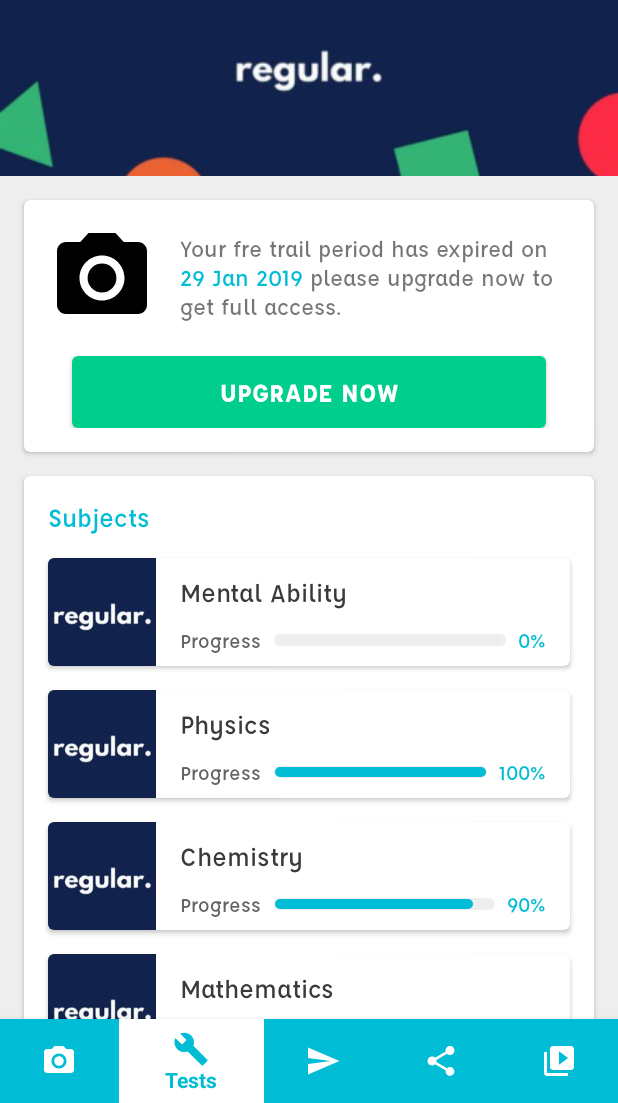
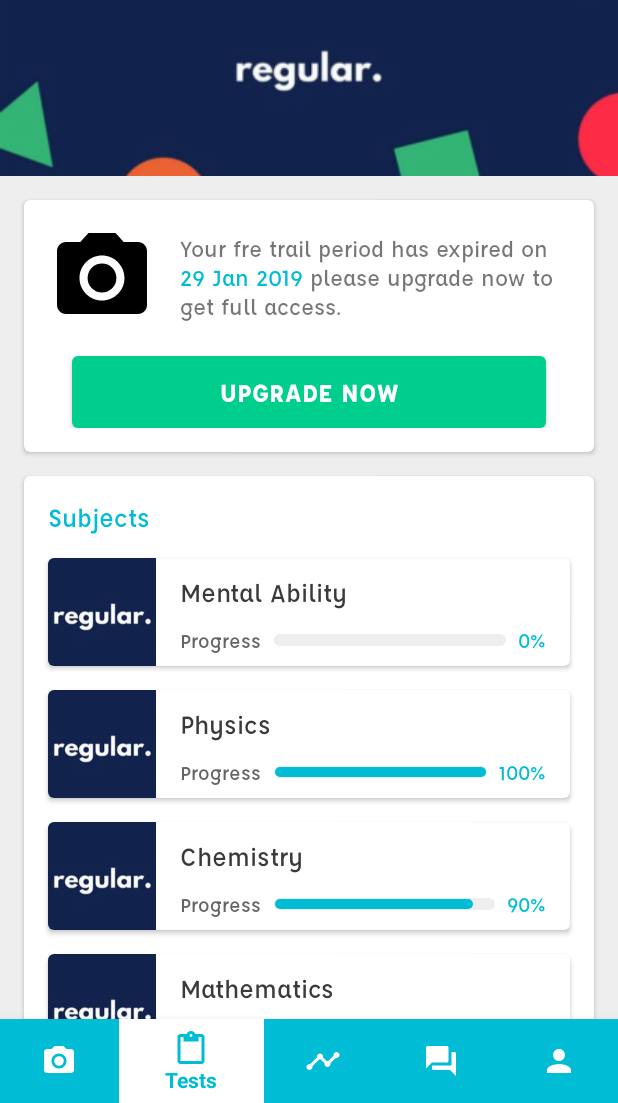
Before and after one commit to inaseem/Unmatched, an Android app: the screen it shows after launch (MainActivity), item 2 of the bottom bar chosen, on a phone screen of 412 x 824 dp, the part 133-1236 px from its top. Run offline under Robolectric (Android 15) with nearby library versions, the phone set to English and light mode, and no system bars.

Commit message:
Icons Changed

```diff
--- /dev/null
+++ b/app/src/main/res/drawable/ic_content_paste_black_24dp.xml
@@ -0,0 +1,9 @@
+<vector xmlns:android="http://schemas.android.com/apk/res/android"
+        android:width="24dp"
+        android:height="24dp"
+        android:viewportWidth="24.0"
+        android:viewportHeight="24.0">
+    <path
+        android:fillColor="#FF000000"
+        android:pathData="M19,2h-4.18C14.4,0.84 13.3,0 12,0c-1.3,0 -2.4,0.84 -2.82,2L5,2c-1.1,0 -2,0.9 -2,2v16c0,1.1 0.9,2 2,2h14c1.1,0 2,-0.9 2,-2L21,4c0,-1.1 -0.9,-2 -2,-2zM12,2c0.55,0 1,0.45 1,1s-0.45,1 -1,1 -1,-0.45 -1,-1 0.45,-1 1,-1zM19,20L5,20L5,4h2v3h10L17,4h2v16z"/>
+</vector>
--- /dev/null
+++ b/app/src/main/res/drawable/ic_forum_black_24dp.xml
@@ -0,0 +1,9 @@
+<vector xmlns:android="http://schemas.android.com/apk/res/android"
+        android:width="24dp"
+        android:height="24dp"
+        android:viewportWidth="24.0"
+        android:viewportHeight="24.0">
+    <path
+        android:fillColor="#FF000000"
+        android:pathData="M21,6h-2v9L6,15v2c0,0.55 0.45,1 1,1h11l4,4L22,7c0,-0.55 -0.45,-1 -1,-1zM17,12L17,3c0,-0.55 -0.45,-1 -1,-1L3,2c-0.55,0 -1,0.45 -1,1v14l4,-4h10c0.55,0 1,-0.45 1,-1z"/>
+</vector>
--- /dev/null
+++ b/app/src/main/res/drawable/ic_person_black_24dp.xml
@@ -0,0 +1,9 @@
+<vector xmlns:android="http://schemas.android.com/apk/res/android"
+        android:width="24dp"
+        android:height="24dp"
+        android:viewportWidth="24.0"
+        android:viewportHeight="24.0">
+    <path
+        android:fillColor="#FF000000"
+        android:pathData="M12,12c2.21,0 4,-1.79 4,-4s-1.79,-4 -4,-4 -4,1.79 -4,4 1.79,4 4,4zM12,14c-2.67,0 -8,1.34 -8,4v2h16v-2c0,-2.66 -5.33,-4 -8,-4z"/>
+</vector>
--- /dev/null
+++ b/app/src/main/res/drawable/ic_timeline_black_24dp.xml
@@ -0,0 +1,9 @@
+<vector xmlns:android="http://schemas.android.com/apk/res/android"
+        android:width="24dp"
+        android:height="24dp"
+        android:viewportWidth="24.0"
+        android:viewportHeight="24.0">
+    <path
+        android:fillColor="#FF000000"
+        android:pathData="M23,8c0,1.1 -0.9,2 -2,2 -0.18,0 -0.35,-0.02 -0.51,-0.07l-3.56,3.55c0.05,0.16 0.07,0.34 0.07,0.52 0,1.1 -0.9,2 -2,2s-2,-0.9 -2,-2c0,-0.18 0.02,-0.36 0.07,-0.52l-2.55,-2.55c-0.16,0.05 -0.34,0.07 -0.52,0.07s-0.36,-0.02 -0.52,-0.07l-4.55,4.56c0.05,0.16 0.07,0.33 0.07,0.51 0,1.1 -0.9,2 -2,2s-2,-0.9 -2,-2 0.9,-2 2,-2c0.18,0 0.35,0.02 0.51,0.07l4.56,-4.55C8.02,9.36 8,9.18 8,9c0,-1.1 0.9,-2 2,-2s2,0.9 2,2c0,0.18 -0.02,0.36 -0.07,0.52l2.55,2.55c0.16,-0.05 0.34,-0.07 0.52,-0.07s0.36,0.02 0.52,0.07l3.55,-3.56C19.02,8.35 19,8.18 19,8c0,-1.1 0.9,-2 2,-2s2,0.9 2,2z"/>
+</vector>
--- a/app/src/main/res/menu/bottom_navigation.xml
+++ b/app/src/main/res/menu/bottom_navigation.xml
@@ -1,20 +1,24 @@
 <?xml version="1.0" encoding="utf-8"?>
-<menu xmlns:android="http://schemas.android.com/apk/res/android"
-    xmlns:app="http://schemas.android.com/apk/res-auto">
-    <item android:id="@+id/item_home"
-        android:title="Home"
-        android:icon="@drawable/ic_menu_camera"/>
-    <item android:id="@+id/item_tests"
-        android:title="Tests"
-        android:icon="@drawable/ic_menu_manage"/>
-    <item android:id="@+id/item_analysis"
-        android:title="Analysis"
-        android:icon="@drawable/ic_menu_send"/>
-    <item android:id="@+id/item_doubts"
-        android:title="Doubts"
-        android:icon="@drawable/ic_menu_share"/>
-    <item android:id="@+id/item_profiel"
-        android:title="Profile"
-        android:icon="@drawable/ic_menu_slideshow"/>
+<menu xmlns:android="http://schemas.android.com/apk/res/android">
+    <item
+        android:id="@+id/item_home"
+        android:icon="@drawable/ic_menu_camera"
+        android:title="Home" />
+    <item
+        android:id="@+id/item_tests"
+        android:icon="@drawable/ic_content_paste_black_24dp"
+        android:title="Tests" />
+    <item
+        android:id="@+id/item_analysis"
+        android:icon="@drawable/ic_timeline_black_24dp"
+        android:title="Analysis" />
+    <item
+        android:id="@+id/item_doubts"
+        android:icon="@drawable/ic_forum_black_24dp"
+        android:title="Doubts" />
+    <item
+        android:id="@+id/item_profiel"
+        android:icon="@drawable/ic_person_black_24dp"
+        android:title="Profile" />
 
 </menu>
```
